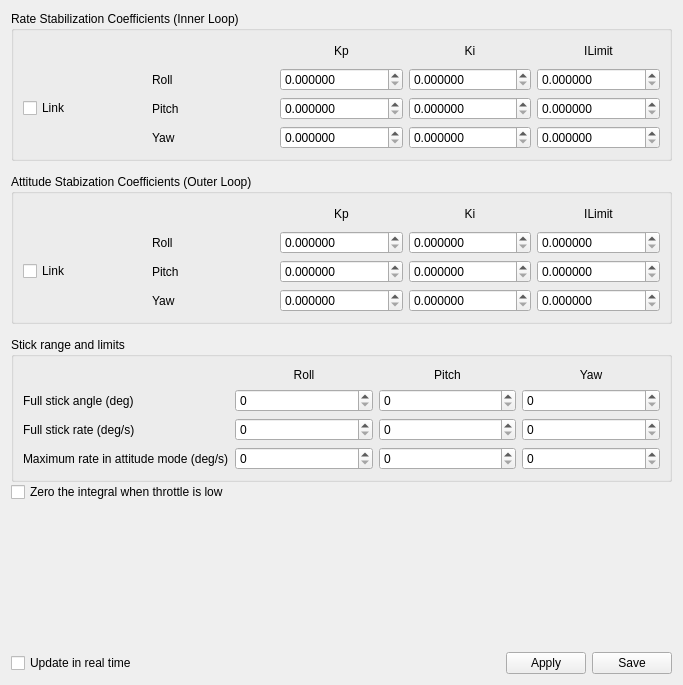
vooon/OpenPilot, file ground/openpilotgcs/src/plugins/config/stabilization.ui: the form before one commit.
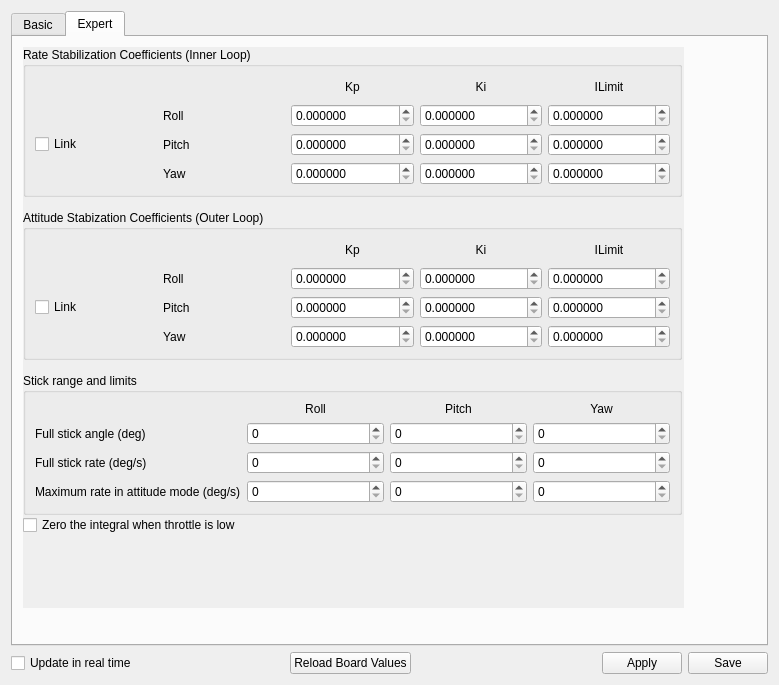
The form after the commit. Icons and pictures are not drawn.

Commit message:
- added tabbed view and moved current view into Expert tab - added button to reload values from the board again
commit of these things to allow merging in of the branch that included a default button

Patch:
```diff
--- a/ground/openpilotgcs/src/plugins/config/stabilization.ui
+++ b/ground/openpilotgcs/src/plugins/config/stabilization.ui
@@ -6,7 +6,7 @@
    <rect>
     <x>0</x>
     <y>0</y>
-    <width>683</width>
+    <width>779</width>
     <height>685</height>
    </rect>
   </property>
@@ -15,26 +15,62 @@
   </property>
   <layout class="QVBoxLayout" name="verticalLayout_2">
    <item>
+    <widget class="QTabWidget" name="tabWidget">
+     <property name="currentIndex">
+      <number>1</number>
+     </property>
+     <widget class="QWidget" name="basic">
+      <attribute name="title">
+       <string>Basic</string>
+      </attribute>
+     </widget>
+     <widget class="QWidget" name="expert">
+      <attribute name="title">
+       <string>Expert</string>
+      </attribute>
     <widget class="QScrollArea" name="scrollArea">
+       <property name="geometry">
+        <rect>
+         <x>10</x>
+         <y>10</y>
+         <width>661</width>
+         <height>561</height>
+        </rect>
+       </property>
      <property name="sizePolicy">
-      <sizepolicy hsizetype="Expanding" vsizetype="Expanding">
-       <horstretch>0</horstretch>
+        <sizepolicy hsizetype="Maximum" vsizetype="Maximum">
+         <horstretch>1</horstretch>
        <verstretch>1</verstretch>
       </sizepolicy>
      </property>
+       <property name="minimumSize">
+        <size>
+         <width>661</width>
+         <height>561</height>
+        </size>
+       </property>
+       <property name="autoFillBackground">
+        <bool>true</bool>
+       </property>
      <property name="frameShape">
       <enum>QFrame::NoFrame</enum>
      </property>
+       <property name="lineWidth">
+        <number>0</number>
+       </property>
      <property name="widgetResizable">
-      <bool>true</bool>
+        <bool>false</bool>
+       </property>
+       <property name="alignment">
+        <set>Qt::AlignLeading|Qt::AlignLeft|Qt::AlignTop</set>
      </property>
      <widget class="QWidget" name="scrollAreaWidgetContents">
       <property name="geometry">
        <rect>
         <x>0</x>
         <y>0</y>
-        <width>665</width>
-        <height>627</height>
+          <width>659</width>
+          <height>556</height>
        </rect>
       </property>
       <property name="sizePolicy">
@@ -688,6 +724,8 @@
       </layout>
      </widget>
     </widget>
+     </widget>
+    </widget>
    </item>
    <item>
     <layout class="QHBoxLayout" name="horizontalLayout_2">
@@ -702,6 +740,26 @@
        </property>
       </widget>
      </item>
+     <item>
+      <spacer name="horizontalSpacer_2">
+       <property name="orientation">
+        <enum>Qt::Horizontal</enum>
+       </property>
+       <property name="sizeHint" stdset="0">
+        <size>
+         <width>40</width>
+         <height>20</height>
+        </size>
+       </property>
+      </spacer>
+     </item>
+     <item>
+      <widget class="QPushButton" name="reloadBoardValues">
+       <property name="text">
+        <string>Reload Board Values</string>
+       </property>
+      </widget>
+     </item>
      <item>
       <spacer name="horizontalSpacer">
        <property name="orientation">
```
Lines whose indentation alone changed are shown as unchanged. The commit also changes 2 other files.
